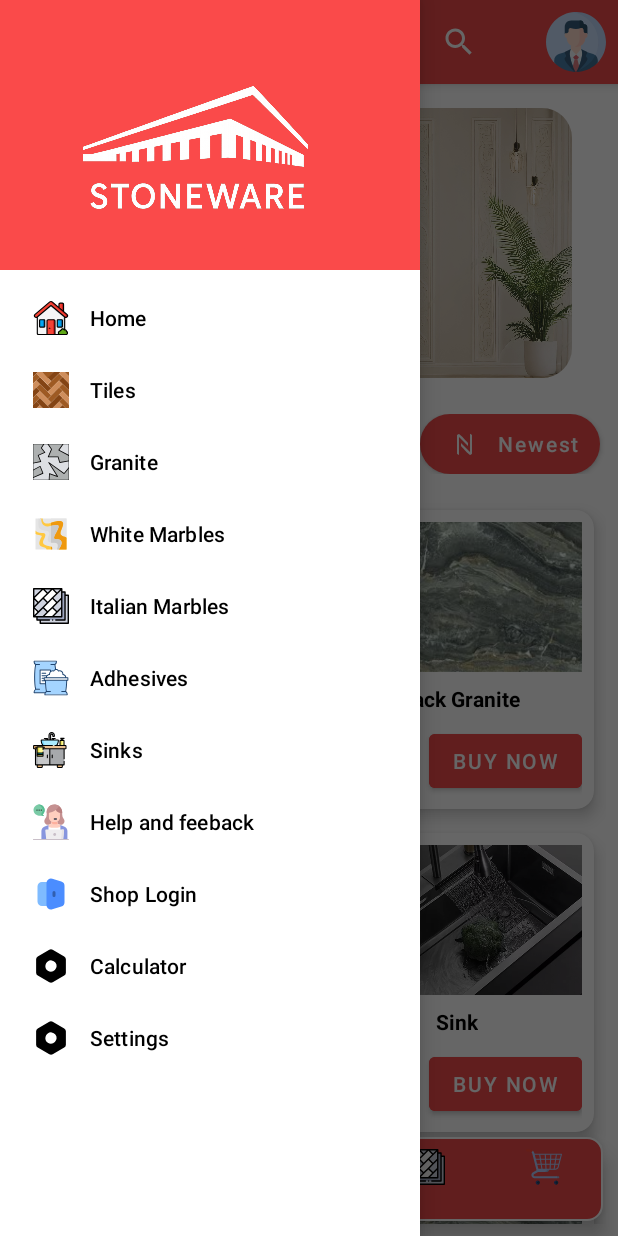
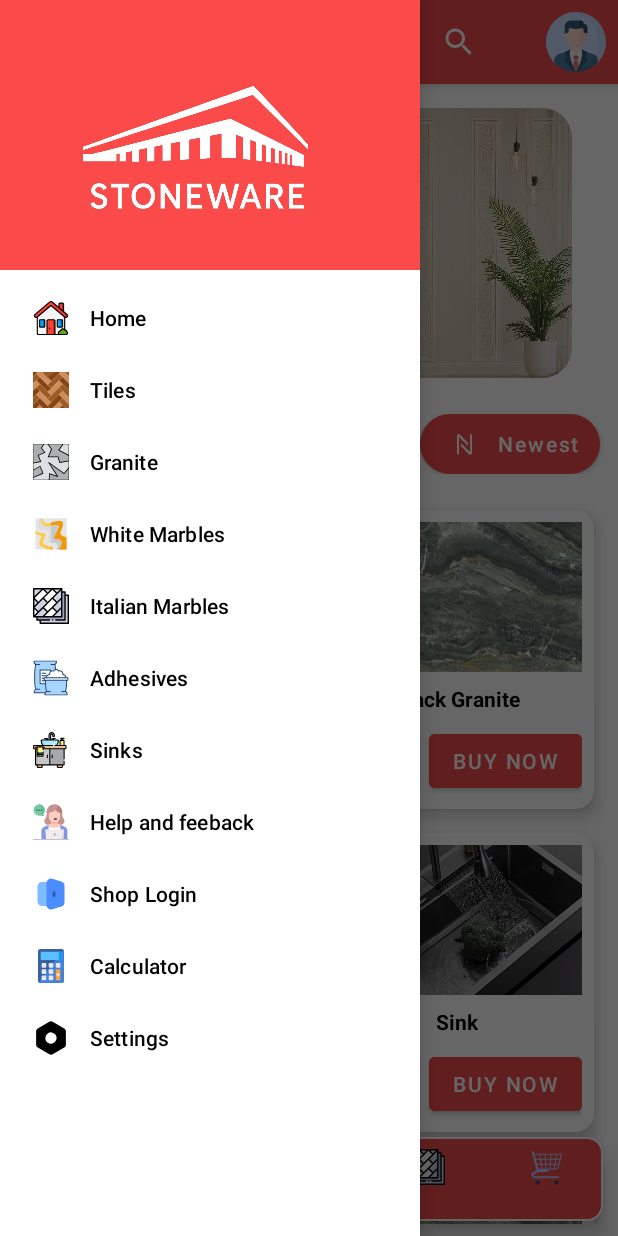
Before and after one commit to azrudeen/Stoneware-APK, an Android app: the HomePage screen opened directly, with no data from a screen before it, with the side drawer open, on a phone screen of 412 x 824 dp. Run offline under Robolectric (Android 15) with nearby library versions, the phone set to English and light mode, and no system bars.

Commit message:
1. added calculator.svg icon in navigation drawer.

```diff
--- /dev/null
+++ b/app/src/main/res/drawable/ic_calculator.xml
@@ -0,0 +1,27 @@
+<vector xmlns:android="http://schemas.android.com/apk/res/android"
+    android:width="512dp"
+    android:height="512dp"
+    android:viewportWidth="68"
+    android:viewportHeight="68">
+  <path
+      android:pathData="M58.515,6.08v55.83c0,2.26 -1.83,4.09 -4.09,4.09h-40.85c-1.21,0 -2.3,-0.53 -3.04,-1.37a4.042,4.042 0,0 1,-1.05 -2.72V6.08c0,-2.25 1.83,-4.08 4.09,-4.08h40.85c1.21,0 2.3,0.53 3.04,1.37 0.65,0.71 1.05,1.66 1.05,2.71z"
+      android:fillColor="#37609f"/>
+  <path
+      android:pathData="M58.515,6.077v55.83c0,2.26 -1.83,4.09 -4.09,4.09h-40.85c-1.21,0 -2.3,-0.53 -3.04,-1.37l46.93,-61.26c0.65,0.71 1.05,1.66 1.05,2.71z"
+      android:fillColor="#4082dd"/>
+  <path
+      android:pathData="M53.355,9.15v11.5c0,1.05 -0.86,1.91 -1.91,1.91h-34.89c-1.05,0 -1.91,-0.86 -1.91,-1.91V9.16c0,-1.1 0.9,-2.01 2,-2.01h34.71a2,2 0,0 1,2 2z"
+      android:fillColor="#5cbeff"/>
+  <path
+      android:pathData="M53.355,9.147v11.5c0,1.06 -0.86,1.91 -1.91,1.91h-4.42c1.06,0 1.91,-0.85 1.91,-1.91v-11.5c0,-1.1 -0.89,-1.99 -1.99,-1.99h4.41c1.11,0 2,0.89 2,1.99z"
+      android:fillColor="#079cff"/>
+  <path
+      android:pathData="M25.045,30.15v5.4c0,0.95 -0.77,1.72 -1.72,1.72h-5.4c-0.95,0 -1.72,-0.77 -1.72,-1.72v-5.4c0,-0.95 0.77,-1.72 1.72,-1.72h5.4c0.95,0 1.72,0.77 1.72,1.72zM25.045,53.63v5.41c0,0.94 -0.77,1.71 -1.72,1.71h-5.4c-0.95,0 -1.72,-0.77 -1.72,-1.71v-5.41c0,-0.94 0.77,-1.71 1.72,-1.71h5.4c0.95,0 1.72,0.77 1.72,1.71zM38.415,41.89v5.4c0,0.95 -0.76,1.72 -1.71,1.72h-5.4c-0.95,0 -1.72,-0.77 -1.72,-1.72v-5.4c0,-0.95 0.77,-1.72 1.72,-1.72h5.4c0.95,0 1.71,0.77 1.71,1.72zM38.415,53.63v5.41c0,0.94 -0.76,1.71 -1.71,1.71h-5.4c-0.95,0 -1.72,-0.77 -1.72,-1.71v-5.41c0,-0.94 0.77,-1.71 1.72,-1.71h5.4c0.95,0 1.71,0.77 1.71,1.71zM25.045,41.89v5.4c0,0.95 -0.77,1.72 -1.72,1.72h-5.4c-0.95,0 -1.72,-0.77 -1.72,-1.72v-5.4c0,-0.95 0.77,-1.72 1.72,-1.72h5.4c0.95,0 1.72,0.77 1.72,1.72zM38.415,30.15v5.4c0,0.95 -0.76,1.72 -1.71,1.72h-5.4c-0.95,0 -1.72,-0.77 -1.72,-1.72v-5.4c0,-0.95 0.77,-1.72 1.72,-1.72h5.4c0.95,0 1.71,0.77 1.71,1.72zM51.795,30.15v5.4c0,0.95 -0.77,1.72 -1.72,1.72h-5.4c-0.95,0 -1.72,-0.77 -1.72,-1.72v-5.4c0,-0.95 0.77,-1.72 1.72,-1.72h5.4c0.95,0 1.72,0.77 1.72,1.72z"
+      android:fillColor="#e5e8ef"/>
+  <path
+      android:pathData="M51.795,41.887v17.15c0,0.95 -0.77,1.72 -1.72,1.72h-5.4c-0.95,0 -1.72,-0.77 -1.72,-1.72v-17.15c0,-0.94 0.77,-1.71 1.72,-1.71h5.4c0.95,0 1.72,0.77 1.72,1.71z"
+      android:fillColor="#ff9f40"/>
+  <path
+      android:pathData="M50.625,50.467c0,0.27 -0.11,0.52 -0.29,0.7 -0.18,0.17 -0.42,0.28 -0.69,0.28h-1.29v1.29c0,0.54 -0.44,0.98 -0.98,0.98a0.95,0.95 0,0 1,-0.69 -0.29,0.966 0.966,0 0,1 -0.29,-0.69v-1.29h-1.29c-0.54,0 -0.98,-0.44 -0.98,-0.98 0,-0.27 0.11,-0.52 0.29,-0.69 0.18,-0.18 0.42,-0.29 0.69,-0.29h1.29v-1.29a0.982,0.982 0,0 1,1.68 -0.69c0.17,0.18 0.28,0.42 0.28,0.69v1.29h1.29c0.54,0 0.98,0.44 0.98,0.98z"
+      android:fillColor="#ffffff"/>
+</vector>
--- a/app/src/main/res/menu/drawer_items.xml
+++ b/app/src/main/res/menu/drawer_items.xml
@@ -46,7 +46,7 @@
         android:title="Shop Login"/>
     <item
         android:id="@+id/nav_calculator"
-        android:icon="@drawable/nav_drawer_settings_icon"
+        android:icon="@drawable/ic_calculator"
         android:title="Calculator" />
 
 
```
